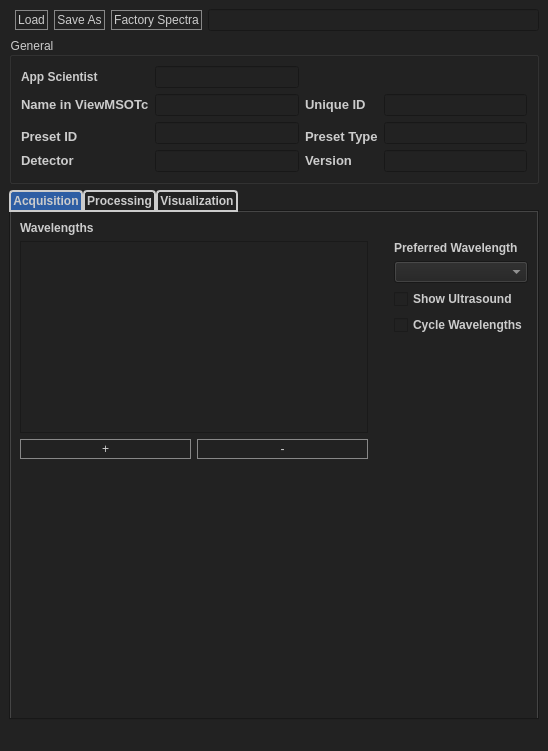
This is source/resources/preset_editor.ui in jaytreee/PresetEditor as Qt 5 draws it before an edit. The edited form follows.
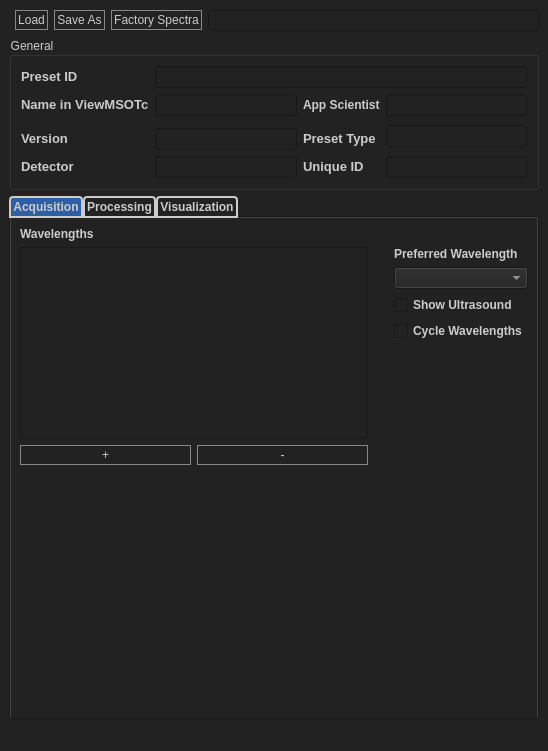
This is the edited form.

Commit message: Make Unique ID less prominent Feature #2627

Patch:
```diff
--- a/source/resources/preset_editor.ui
+++ b/source/resources/preset_editor.ui
@@ -117,79 +117,7 @@
        <string>General</string>
       </property>
       <layout class="QGridLayout" name="gridLayout_2">
-       <item row="0" column="1">
-        <widget class="QLineEdit" name="appscientistname">
-         <property name="sizePolicy">
-          <sizepolicy hsizetype="Expanding" vsizetype="Fixed">
-           <horstretch>0</horstretch>
-           <verstretch>0</verstretch>
-          </sizepolicy>
-         </property>
-         <property name="toolTip">
-          <string>&lt;html&gt;&lt;head/&gt;&lt;body&gt;&lt;p&gt;Initials (max 3 characters)&lt;/p&gt;&lt;/body&gt;&lt;/html&gt;</string>
-         </property>
-         <property name="maxLength">
-          <number>3</number>
-         </property>
-        </widget>
-       </item>
-       <item row="1" column="1">
-        <widget class="QLineEdit" name="nameBox"/>
-       </item>
-       <item row="1" column="0">
-        <widget class="QLabel" name="nameLabel">
-         <property name="sizePolicy">
-          <sizepolicy hsizetype="Fixed" vsizetype="Fixed">
-           <horstretch>0</horstretch>
-           <verstretch>0</verstretch>
-          </sizepolicy>
-         </property>
-         <property name="font">
-          <font>
-           <pointsize>10</pointsize>
-           <weight>75</weight>
-           <bold>true</bold>
-          </font>
-         </property>
-         <property name="text">
-          <string>Name in ViewMSOTc</string>
-         </property>
-        </widget>
-       </item>
-       <item row="1" column="3">
-        <widget class="QLineEdit" name="PresetIDTextBox">
-         <property name="enabled">
-          <bool>false</bool>
-         </property>
-        </widget>
-       </item>
-       <item row="1" column="2">
-        <widget class="QLabel" name="UniqueID">
-         <property name="sizePolicy">
-          <sizepolicy hsizetype="Fixed" vsizetype="Fixed">
-           <horstretch>0</horstretch>
-           <verstretch>0</verstretch>
-          </sizepolicy>
-         </property>
-         <property name="font">
-          <font>
-           <pointsize>10</pointsize>
-           <weight>75</weight>
-           <bold>true</bold>
-          </font>
-         </property>
-         <property name="toolTip">
-          <string>&lt;html&gt;&lt;head/&gt;&lt;body&gt;&lt;p&gt;Preset Identifier&lt;/p&gt;&lt;/body&gt;&lt;/html&gt;</string>
-         </property>
-         <property name="text">
-          <string>Unique ID</string>
-         </property>
-        </widget>
-       </item>
-       <item row="2" column="1" rowspan="2">
-        <widget class="QLineEdit" name="presetIDBox"/>
-       </item>
-       <item row="2" column="3" rowspan="2">
+       <item row="3" column="3" rowspan="2">
         <widget class="QLineEdit" name="PresetType">
          <property name="enabled">
           <bool>false</bool>
@@ -202,26 +130,33 @@
          </property>
         </widget>
        </item>
+       <item row="4" column="2">
+        <widget class="QLabel" name="PresestTypeLabel">
+         <property name="sizePolicy">
+          <sizepolicy hsizetype="Fixed" vsizetype="Fixed">
+           <horstretch>0</horstretch>
+           <verstretch>0</verstretch>
+          </sizepolicy>
+         </property>
+         <property name="font">
+          <font>
+           <pointsize>10</pointsize>
+           <weight>75</weight>
+           <bold>true</bold>
+          </font>
+         </property>
+         <property name="toolTip">
+          <string>&lt;html&gt;&lt;head/&gt;&lt;body&gt;&lt;p&gt;Preset Identifier&lt;/p&gt;&lt;/body&gt;&lt;/html&gt;</string>
+         </property>
+         <property name="text">
+          <string>Preset Type</string>
+         </property>
+        </widget>
+       </item>
+       <item row="2" column="1">
+        <widget class="QLineEdit" name="nameBox"/>
+       </item>
        <item row="0" column="0">
-        <widget class="QLabel" name="label_14">
-         <property name="sizePolicy">
-          <sizepolicy hsizetype="Fixed" vsizetype="Preferred">
-           <horstretch>0</horstretch>
-           <verstretch>0</verstretch>
-          </sizepolicy>
-         </property>
-         <property name="font">
-          <font>
-           <weight>75</weight>
-           <bold>true</bold>
-          </font>
-         </property>
-         <property name="text">
-          <string>App Scientist</string>
-         </property>
-        </widget>
-       </item>
-       <item row="3" column="0">
         <widget class="QLabel" name="PresetIDLabel">
          <property name="sizePolicy">
           <sizepolicy hsizetype="Fixed" vsizetype="Fixed">
@@ -244,30 +179,7 @@
          </property>
         </widget>
        </item>
-       <item row="3" column="2">
-        <widget class="QLabel" name="PresestTypeLabel">
-         <property name="sizePolicy">
-          <sizepolicy hsizetype="Fixed" vsizetype="Fixed">
-           <horstretch>0</horstretch>
-           <verstretch>0</verstretch>
-          </sizepolicy>
-         </property>
-         <property name="font">
-          <font>
-           <pointsize>10</pointsize>
-           <weight>75</weight>
-           <bold>true</bold>
-          </font>
-         </property>
-         <property name="toolTip">
-          <string>&lt;html&gt;&lt;head/&gt;&lt;body&gt;&lt;p&gt;Preset Identifier&lt;/p&gt;&lt;/body&gt;&lt;/html&gt;</string>
-         </property>
-         <property name="text">
-          <string>Preset Type</string>
-         </property>
-        </widget>
-       </item>
-       <item row="4" column="0">
+       <item row="5" column="0">
         <widget class="QLabel" name="detektorLabel">
          <property name="sizePolicy">
           <sizepolicy hsizetype="Fixed" vsizetype="Fixed">
@@ -287,10 +199,69 @@
          </property>
         </widget>
        </item>
-       <item row="4" column="1">
+       <item row="5" column="2">
+        <widget class="QLabel" name="UniqueID">
+         <property name="sizePolicy">
+          <sizepolicy hsizetype="Fixed" vsizetype="Fixed">
+           <horstretch>0</horstretch>
+           <verstretch>0</verstretch>
+          </sizepolicy>
+         </property>
+         <property name="font">
+          <font>
+           <pointsize>10</pointsize>
+           <weight>75</weight>
+           <bold>true</bold>
+          </font>
+         </property>
+         <property name="toolTip">
+          <string>&lt;html&gt;&lt;head/&gt;&lt;body&gt;&lt;p&gt;Preset Identifier&lt;/p&gt;&lt;/body&gt;&lt;/html&gt;</string>
+         </property>
+         <property name="text">
+          <string>Unique ID</string>
+         </property>
+        </widget>
+       </item>
+       <item row="5" column="3">
+        <widget class="QLineEdit" name="PresetIDTextBox">
+         <property name="enabled">
+          <bool>false</bool>
+         </property>
+         <property name="styleSheet">
+          <string notr="true">color : rgb(120, 120, 120)</string>
+         </property>
+         <property name="text">
+          <string/>
+         </property>
+        </widget>
+       </item>
+       <item row="0" column="1" colspan="3">
+        <widget class="QLineEdit" name="presetIDBox"/>
+       </item>
+       <item row="5" column="1">
         <widget class="QLineEdit" name="detectorBox"/>
        </item>
-       <item row="4" column="2">
+       <item row="2" column="0">
+        <widget class="QLabel" name="nameLabel">
+         <property name="sizePolicy">
+          <sizepolicy hsizetype="Fixed" vsizetype="Fixed">
+           <horstretch>0</horstretch>
+           <verstretch>0</verstretch>
+          </sizepolicy>
+         </property>
+         <property name="font">
+          <font>
+           <pointsize>10</pointsize>
+           <weight>75</weight>
+           <bold>true</bold>
+          </font>
+         </property>
+         <property name="text">
+          <string>Name in ViewMSOTc</string>
+         </property>
+        </widget>
+       </item>
+       <item row="4" column="0">
         <widget class="QLabel" name="versionLabel">
          <property name="sizePolicy">
           <sizepolicy hsizetype="Fixed" vsizetype="Fixed">
@@ -310,9 +281,44 @@
          </property>
         </widget>
        </item>
-       <item row="4" column="3">
+       <item row="4" column="1">
         <widget class="QLineEdit" name="versionTextBox"/>
        </item>
+       <item row="2" column="2">
+        <widget class="QLabel" name="label_14">
+         <property name="sizePolicy">
+          <sizepolicy hsizetype="Fixed" vsizetype="Preferred">
+           <horstretch>0</horstretch>
+           <verstretch>0</verstretch>
+          </sizepolicy>
+         </property>
+         <property name="font">
+          <font>
+           <weight>75</weight>
+           <bold>true</bold>
+          </font>
+         </property>
+         <property name="text">
+          <string>App Scientist</string>
+         </property>
+        </widget>
+       </item>
+       <item row="2" column="3">
+        <widget class="QLineEdit" name="appscientistname">
+         <property name="sizePolicy">
+          <sizepolicy hsizetype="Expanding" vsizetype="Fixed">
+           <horstretch>0</horstretch>
+           <verstretch>0</verstretch>
+          </sizepolicy>
+         </property>
+         <property name="toolTip">
+          <string>&lt;html&gt;&lt;head/&gt;&lt;body&gt;&lt;p&gt;Initials (max 3 characters)&lt;/p&gt;&lt;/body&gt;&lt;/html&gt;</string>
+         </property>
+         <property name="maxLength">
+          <number>3</number>
+         </property>
+        </widget>
+       </item>
       </layout>
      </widget>
     </item>
```
Left out of the diff: 4 changed lines with no effect on the pictures. The commit also changes 1 other file.
